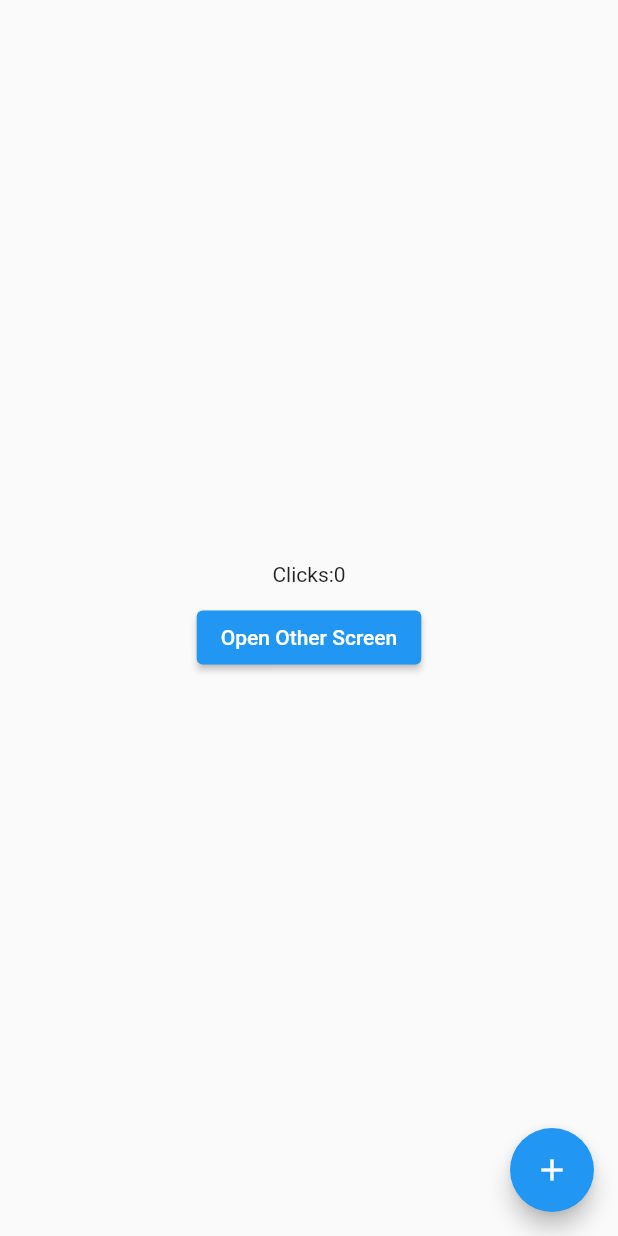
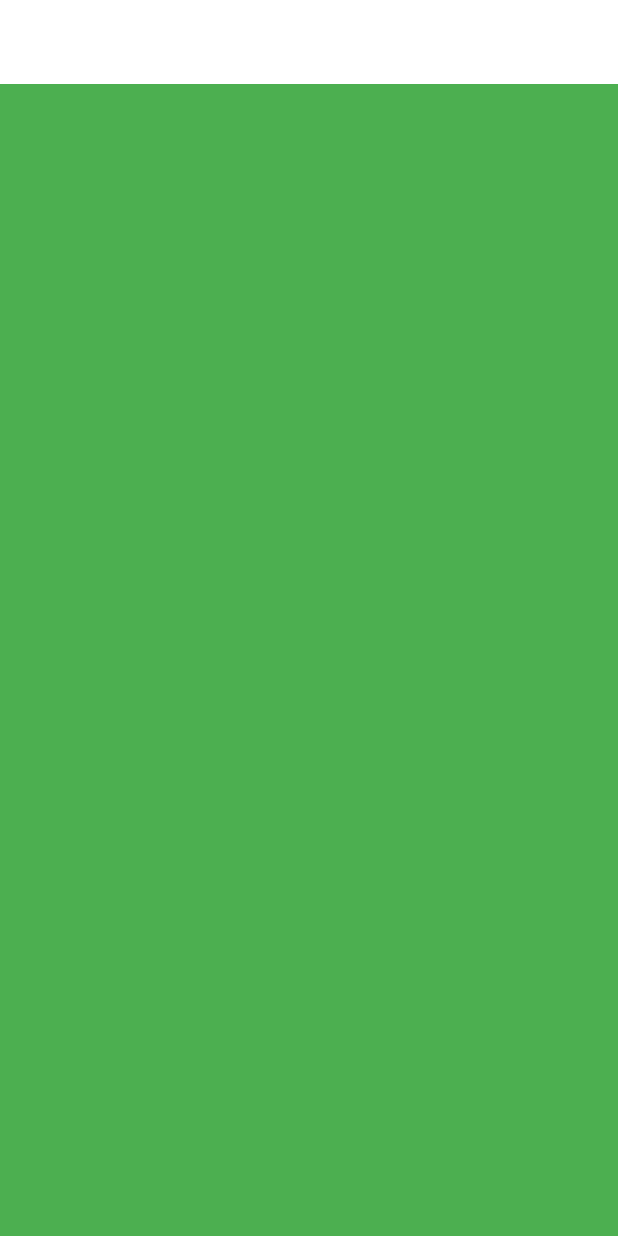
Before and after one commit to manalab/SosCitySafty, a Flutter app: the screen it shows after launch, on a phone screen of 412 x 824 dp. Run offline on Flutter 3.47's test engine with Material 2 defaults, Android fonts, the phone set to English and light mode, and no system bars; our stand-ins replace get, google_fonts; missing offline and left inert: mongo_dart.

Commit message:
layout page programing

```diff
--- /dev/null
+++ b/my_project/lib/helpers/responsiveness.dart
@@ -0,0 +1,48 @@
+import 'package:flutter/material.dart';
+
+const int largeScreenSize=1366;
+const int mediumScreenSize=768;
+const int smallScreenSize=360;
+const int customScreenSize=1100;
+
+class ResponsiveWidget extends StatelessWidget {
+  final Widget largeScreen;
+
+  final Widget smallScreen;
+
+
+  const ResponsiveWidget(
+      {Key? key,
+        required this.largeScreen,
+        required this.smallScreen,
+      })
+        : super(key: key);
+   static bool isSmallScreen(BuildContext context)=>
+       MediaQuery.of(context).size.width<smallScreenSize;
+
+  static bool isMediumScreen(BuildContext context)=>
+      MediaQuery.of(context).size.width>=mediumScreenSize &&
+      MediaQuery.of(context).size.width<largeScreenSize;
+
+  static bool isLargeScreen(BuildContext context)=>
+      MediaQuery.of(context).size.width>=largeScreenSize;
+
+  static bool isCustomScreen(BuildContext context)=>
+      MediaQuery.of(context).size.width>=mediumScreenSize&&
+      MediaQuery.of(context).size.width<=customScreenSize;
+
+  @override
+  Widget build(BuildContext context) {
+    return LayoutBuilder(builder: (context, constraints) {
+      double _width=constraints.maxWidth;
+
+      if(_width>=largeScreenSize){
+        return largeScreen;
+      }
+
+      else{
+        return smallScreen ?? largeScreen;
+      }
+    });
+  }
+}
--- /dev/null
+++ b/my_project/lib/layout.dart
@@ -0,0 +1,18 @@
+import 'package:flutter/material.dart';
+import 'package:my_project/helpers/responsiveness.dart';
+import 'package:my_project/widgets/large_screen.dart';
+import 'package:my_project/widgets/small_screen.dart';
+class SiteLayout extends StatelessWidget {
+  const SiteLayout({Key? key}) : super(key: key);
+
+  @override
+  Widget build(BuildContext context) {
+    return Scaffold(
+      appBar: AppBar(
+        elevation: 0,
+        backgroundColor: Colors.white,
+      ),
+      body: ResponsiveWidget(largeScreen: LargeScreen(),smallScreen: SmallScreen(),),
+    );
+  }
+}
--- a/my_project/lib/main.dart
+++ b/my_project/lib/main.dart
@@ -1,21 +1,64 @@
 import 'package:flutter/material.dart';
-import 'package:my_project/dbHelper/mongodb.dart';
-import 'package:my_project/pages/homePage.dart';
-import 'package:get/get.dart';
-import 'package:my_project/screens/home.dart';
+import 'package:get/get_navigation/src/root/get_material_app.dart';
+import 'package:google_fonts/google_fonts.dart';
+import 'package:my_project/layout.dart';
+void main(){
+  runApp(MyApp());
 
-void main() async {
-  WidgetsFlutterBinding.ensureInitialized();
-  await MongoDatabase.connect();
-  runApp(StartPoint());
 }
-class StartPoint extends StatelessWidget {
+
+class MyApp extends StatelessWidget {
+  const MyApp({ Key? key }) : super(key: key);
 
   @override
   Widget build(BuildContext context) {
     return GetMaterialApp(
+
       debugShowCheckedModeBanner: false,
-      home: HomeScreen(),
+      title: "Home Page",
+      theme: ThemeData(
+        scaffoldBackgroundColor: Colors.white,
+        textTheme: GoogleFonts.mulishTextTheme(
+          Theme.of(context).textTheme
+        ).apply(
+          bodyColor: Colors.black
+        ),
+        pageTransitionsTheme: PageTransitionsTheme(builders: {
+          TargetPlatform.iOS: FadeUpwardsPageTransitionsBuilder(),
+          TargetPlatform.android : FadeUpwardsPageTransitionsBuilder(),
+
+        }) ,
+        primaryColor:Colors.blue
+      ),
+      home: SiteLayout(),
     );
   }
 }
+
+
+
+
+
+//import 'package:flutter/cupertino.dart';
+//import 'package:get/get.dart';
+//import 'package:flutter/material.dart';
+//import 'package:my_project/dbHelper/mongodb.dart';
+//import 'package:my_project/pages/homePage.dart';
+//import 'package:get/get.dart';
+//import 'package:my_project/screens/home.dart';
+
+//void main() async {
+  //WidgetsFlutterBinding.ensureInitialized();
+  //await MongoDatabase.connect();
+  //runApp(StartPoint());
+//}
+//class StartPoint extends StatelessWidget {
+
+  //@override
+  //Widget build(BuildContext context) {
+    //return GetMaterialApp(
+      //debugShowCheckedModeBanner: false,
+      //home: HomeScreen(),
+    //);
+  //}
+//}
--- a/my_project/lib/screens/home.dart
+++ b/my_project/lib/screens/home.dart
@@ -14,20 +14,20 @@ class HomeScreen extends StatelessWidget {
   @override
   Widget build(BuildContext context) {
     return Scaffold(
-      body: Column(
+      body: Obx(()=>Column(
         mainAxisAlignment: MainAxisAlignment.center,
         children: [
           Text("Clicks:${counterController.counter.value}"),
           SizedBox(
-            height:10
+              height:10
           ),
           Center(
               child: ElevatedButton(onPressed: (){Get.to(OtherScreen());
               }, child: Text("Open Other Screen")
-          )
+              )
           )
         ],
-      ),
+      ),),
       floatingActionButton: FloatingActionButton(onPressed:(){counterController.increment();},
       child: Icon(Icons.add),
     ),
--- /dev/null
+++ b/my_project/lib/widgets/large_screen.dart
@@ -0,0 +1,21 @@
+import 'package:flutter/material.dart';
+class LargeScreen extends StatelessWidget {
+  const LargeScreen({Key? key}) : super(key: key);
+
+  @override
+  Widget build(BuildContext context) {
+    return Row(
+      children: [
+        Expanded(child: Container(
+          color: Colors.red,
+        )),
+        Expanded(
+            flex: 5,
+            child: Container(
+              color: Colors.blue,
+            ))
+
+      ],
+    );
+  }
+}
--- /dev/null
+++ b/my_project/lib/widgets/small_screen.dart
@@ -0,0 +1,13 @@
+import 'package:flutter/material.dart';
+
+class SmallScreen extends StatelessWidget {
+  const SmallScreen({Key? key}) : super(key: key);
+
+  @override
+  Widget build(BuildContext context) {
+    return Container(
+      constraints: BoxConstraints.expand(),
+      color: Colors.green,
+    );
+  }
+}
--- a/my_project/pubspec.yaml
+++ b/my_project/pubspec.yaml
@@ -31,6 +31,11 @@ dependencies:
     sdk: flutter
   mongo_dart: ^0.7.4
   get: ^4.6.1
+  google_fonts: ^2.1.0
+  charts_flutter: ^0.10.0
+  data_table_2: ^2.0.3
+
+
 
   # The following adds the Cupertino Icons font to your application.
   # Use with the CupertinoIcons class for iOS style icons.
```
Also changed, not shown: my_project/pubspec.lock.
